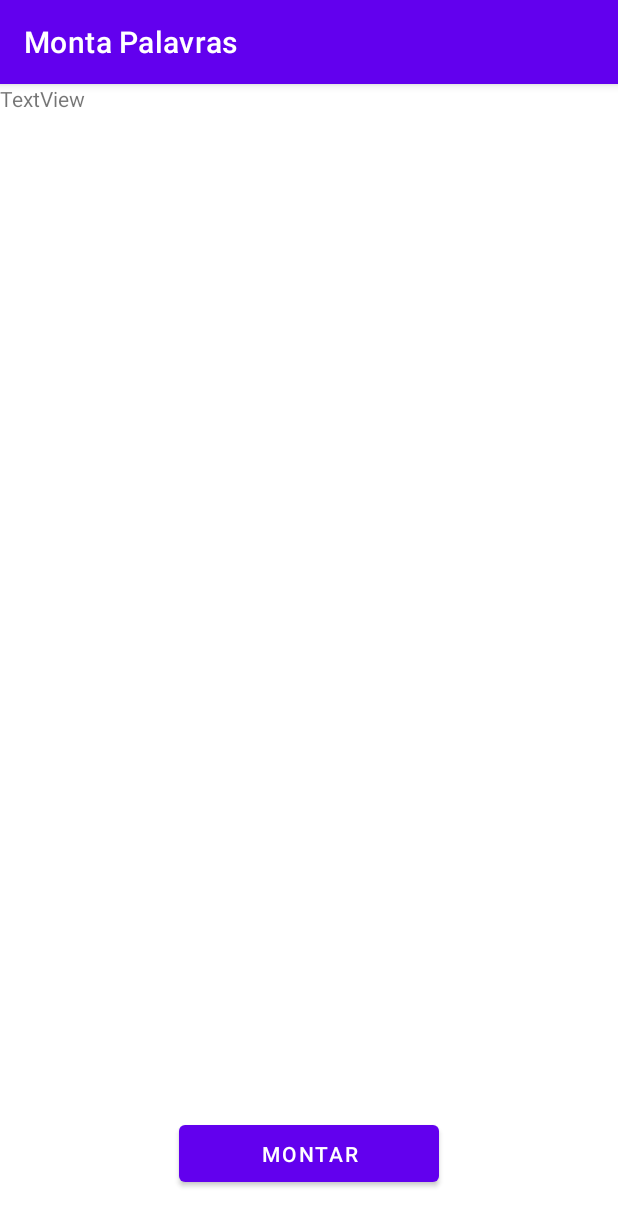
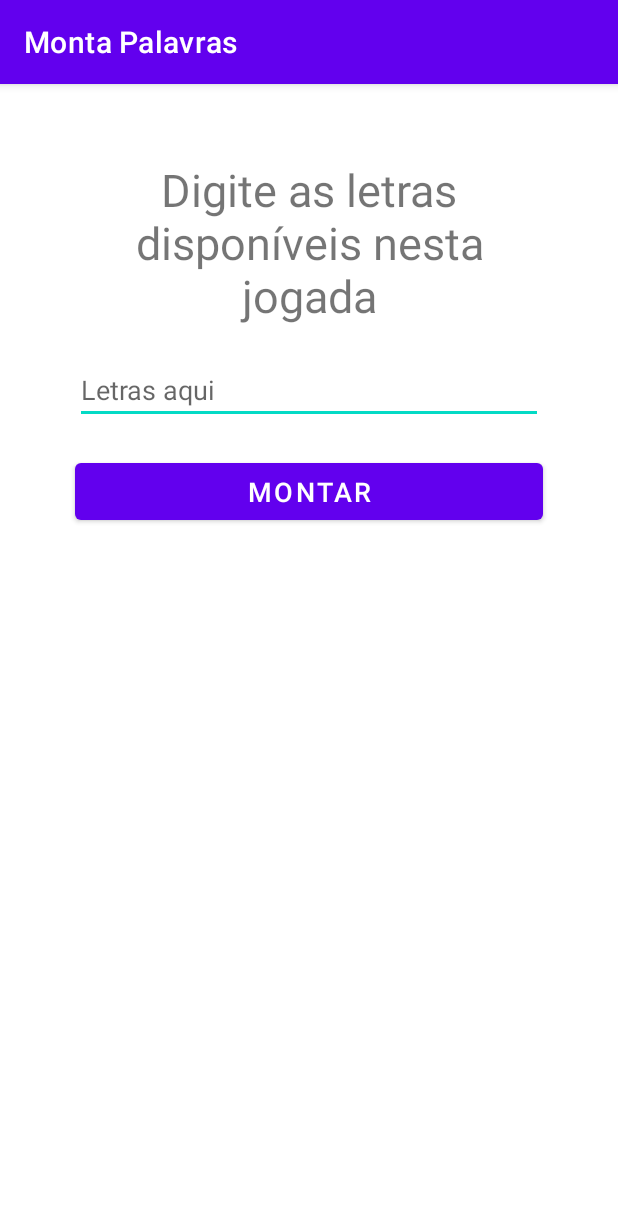
Before and after one commit to salescamila/android_monta_palavras, an Android app: the screen it shows after launch (MainActivity), on a phone screen of 412 x 824 dp. Shown: the top 1226 px of the screen. Run offline under Robolectric (Android 15) with nearby library versions, the phone set to English and light mode, and no system bars.

Commit message:
Layout inicial desenhado

```diff
--- a/app/src/main/java/com/example/monta_palavras/MainActivity.kt
+++ b/app/src/main/java/com/example/monta_palavras/MainActivity.kt
@@ -8,4 +8,7 @@ class MainActivity : AppCompatActivity() {
         super.onCreate(savedInstanceState)
         setContentView(R.layout.activity_main)
     }
+
+
+
 }
--- a/app/src/main/res/layout/activity_main.xml
+++ b/app/src/main/res/layout/activity_main.xml
@@ -8,22 +8,47 @@
 
     <TextView
         android:id="@+id/textView"
-        android:layout_width="wrap_content"
+        android:layout_width="0dp"
         android:layout_height="wrap_content"
-        android:text="TextView"
-        tools:layout_editor_absoluteX="118dp"
-        tools:layout_editor_absoluteY="135dp" />
+        android:layout_marginStart="50dp"
+        android:layout_marginTop="50dp"
+        android:layout_marginEnd="50dp"
+        android:layout_marginBottom="20dp"
+        android:text="@string/instrucoes"
+        android:textAlignment="center"
+        android:textSize="30sp"
+        app:layout_constraintBottom_toTopOf="@+id/textInputEditText"
+        app:layout_constraintEnd_toEndOf="parent"
+        app:layout_constraintHorizontal_bias="0.0"
+        app:layout_constraintStart_toStartOf="parent"
+        app:layout_constraintTop_toTopOf="parent" />
 
     <Button
         android:id="@+id/btMontarPalavra"
-        android:layout_width="173dp"
+        android:layout_width="0dp"
         android:layout_height="50dp"
-        android:layout_marginStart="119dp"
-        android:layout_marginEnd="119dp"
-        android:layout_marginBottom="30dp"
+        android:layout_marginStart="50dp"
+        android:layout_marginTop="20dp"
+        android:layout_marginEnd="50dp"
         android:text="@string/montar"
-        app:layout_constraintBottom_toBottomOf="parent"
+        android:textSize="18sp"
         app:layout_constraintEnd_toEndOf="parent"
-        app:layout_constraintStart_toStartOf="parent" />
+        app:layout_constraintHorizontal_bias="0.0"
+        app:layout_constraintStart_toStartOf="parent"
+        app:layout_constraintTop_toBottomOf="@+id/textInputEditText" />
+
+    <com.google.android.material.textfield.TextInputEditText
+        android:id="@+id/textInputEditText"
+        android:layout_width="match_parent"
+        android:layout_height="wrap_content"
+        android:layout_marginStart="50dp"
+        android:layout_marginEnd="50dp"
+        android:layout_marginBottom="20dp"
+        android:hint="Letras aqui"
+        app:layout_constraintBottom_toTopOf="@+id/btMontarPalavra"
+        app:layout_constraintEnd_toEndOf="parent"
+        app:layout_constraintHorizontal_bias="0.0"
+        app:layout_constraintStart_toStartOf="parent"
+        app:layout_constraintTop_toBottomOf="@+id/textView" />
 
 </androidx.constraintlayout.widget.ConstraintLayout>
```
